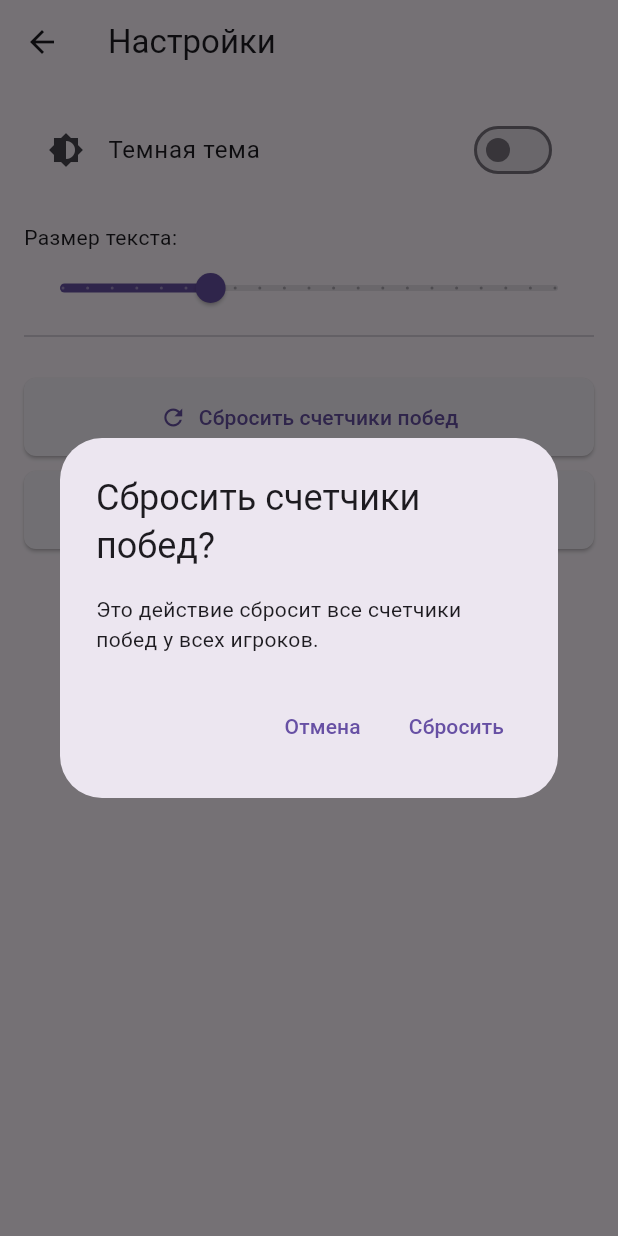
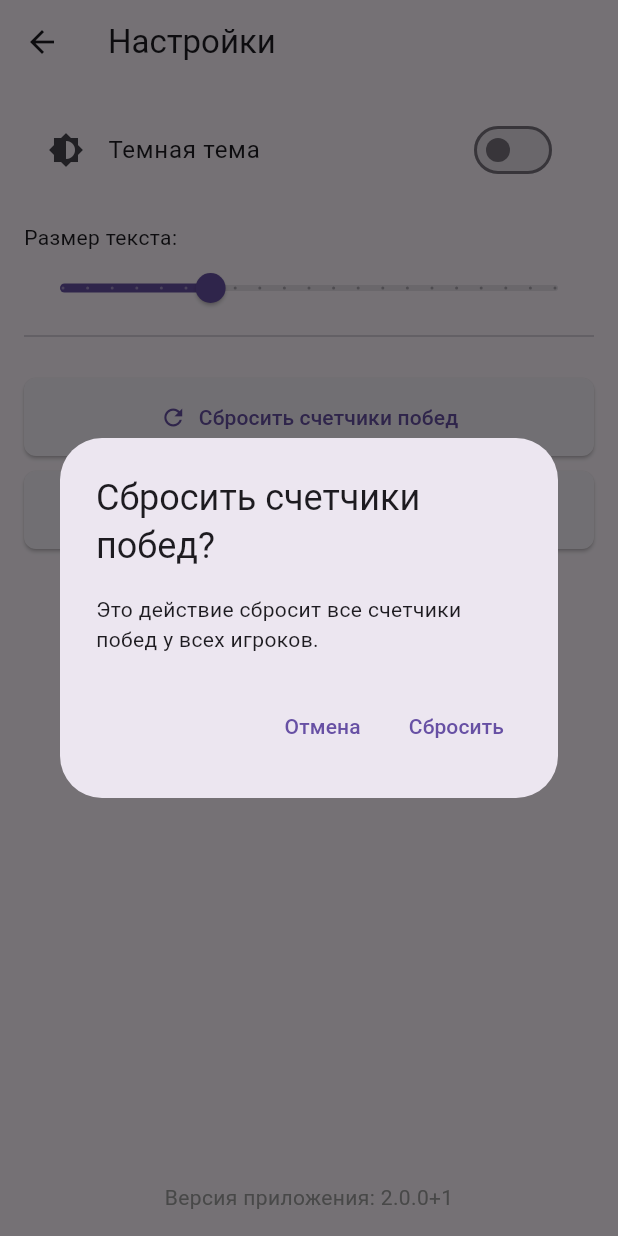
Before and after one commit to THET1ME-1/Card-Score-Counter, a Flutter app: the SettingsScreen screen opened directly with empty values, after a tap on "Сбросить счетчики побед", on a phone screen of 412 x 824 dp. Run offline on Flutter 3.47's test engine with Material 3 defaults, Android fonts, the phone set to English and light mode, and no system bars; our stand-ins replace flutter_colorpicker, package_info_plus, shared_preferences, syncfusion_flutter_charts; accounts and stored records are empty.

Commit message:
Сделал показ версии приложения

```diff
--- a/lib/settings_screen.dart
+++ b/lib/settings_screen.dart
@@ -2,6 +2,7 @@ import 'dart:convert';
 
 import 'package:flutter/material.dart';
 import 'package:shared_preferences/shared_preferences.dart';
+import 'package:package_info_plus/package_info_plus.dart';
 import 'player_profile.dart';
 
 class SettingsScreen extends StatefulWidget {
@@ -22,12 +23,15 @@ class SettingsScreen extends StatefulWidget {
 class _SettingsScreenState extends State<SettingsScreen> {
   late bool _isDarkTheme;
   double _textSize = 16.0;
+  String _appVersion = 'Загрузка...';
+  String _buildNumber = 'Загрузка...';
 
   @override
   void initState() {
     super.initState();
     _isDarkTheme = widget.isDarkTheme;
     loadPreferences();
+    _loadAppVersion();
   }
 
   Future<void> loadPreferences() async {
@@ -35,6 +39,14 @@ class _SettingsScreenState extends State<SettingsScreen> {
     setState(() {
       _isDarkTheme = prefs.getBool('isDarkTheme') ?? widget.isDarkTheme;
       _textSize = prefs.getDouble('textSize') ?? 16.0;
+    });
+  }
+
+  Future<void> _loadAppVersion() async {
+    final packageInfo = await PackageInfo.fromPlatform();
+    setState(() {
+      _appVersion = packageInfo.version;
+      _buildNumber = packageInfo.buildNumber;
     });
   }
 
@@ -186,6 +198,13 @@ class _SettingsScreenState extends State<SettingsScreen> {
                 style: buttonStyle,
               ),
             ),
+            const Spacer(),
+            Center(
+              child: Text(
+                'Версия приложения: $_appVersion+$_buildNumber',
+                style: const TextStyle(color: Colors.grey),
+              ),
+            ),
           ],
         ),
       ),
```
Also changed, not shown: pubspec.yaml (+7 -53 lines), pubspec.lock.
